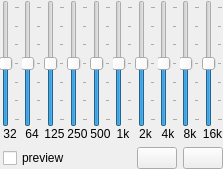
Old version of the form sources/editor/widgets/equalizer.ui in the repository davy7125/polyphone.
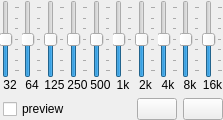
New version of the form. Icons and pictures are not drawn.

```diff
--- a/sources/editor/widgets/equalizer.ui
+++ b/sources/editor/widgets/equalizer.ui
@@ -7,7 +7,7 @@
     <x>0</x>
     <y>0</y>
     <width>223</width>
-    <height>169</height>
+    <height>120</height>
    </rect>
   </property>
   <property name="windowTitle">
```
